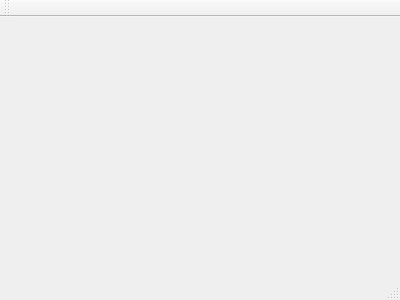
Qt form mainwindow.ui (diogo0001/geotag) before a commit.
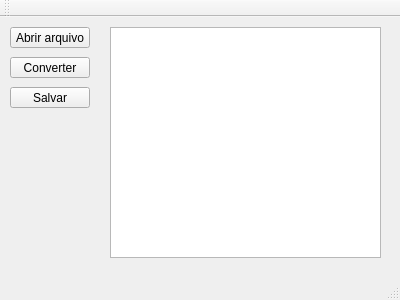
The same form after that commit.

Commit message: Created open and save file slots

```diff
--- a/mainwindow.ui
+++ b/mainwindow.ui
@@ -12,13 +12,78 @@
   <property name="windowTitle" >
    <string>MainWindow</string>
   </property>
-  <widget class="QMenuBar" name="menuBar" />
-  <widget class="QToolBar" name="mainToolBar" />
-  <widget class="QWidget" name="centralWidget" />
-  <widget class="QStatusBar" name="statusBar" />
+  <widget class="QWidget" name="centralWidget">
+   <widget class="QPushButton" name="abrir_arquivo">
+    <property name="geometry">
+     <rect>
+      <x>10</x>
+      <y>10</y>
+      <width>80</width>
+      <height>21</height>
+     </rect>
+    </property>
+    <property name="text">
+     <string>Abrir arquivo</string>
+    </property>
+   </widget>
+   <widget class="QPushButton" name="converter">
+    <property name="geometry">
+     <rect>
+      <x>10</x>
+      <y>40</y>
+      <width>80</width>
+      <height>21</height>
+     </rect>
+    </property>
+    <property name="text">
+     <string>Converter</string>
+    </property>
+   </widget>
+   <widget class="QPushButton" name="salvar">
+    <property name="geometry">
+     <rect>
+      <x>10</x>
+      <y>70</y>
+      <width>80</width>
+      <height>21</height>
+     </rect>
+    </property>
+    <property name="text">
+     <string>Salvar</string>
+    </property>
+   </widget>
+   <widget class="QPlainTextEdit" name="plainTextEdit">
+    <property name="geometry">
+     <rect>
+      <x>110</x>
+      <y>10</y>
+      <width>271</width>
+      <height>231</height>
+     </rect>
+    </property>
+   </widget>
+  </widget>
+  <widget class="QMenuBar" name="menuBar">
+   <property name="geometry">
+    <rect>
+     <x>0</x>
+     <y>0</y>
+     <width>400</width>
+     <height>20</height>
+    </rect>
+   </property>
+  </widget>
+  <widget class="QToolBar" name="mainToolBar">
+   <attribute name="toolBarArea">
+    <enum>TopToolBarArea</enum>
+   </attribute>
+   <attribute name="toolBarBreak">
+    <bool>false</bool>
+   </attribute>
+  </widget>
+  <widget class="QStatusBar" name="statusBar"/>
  </widget>
- <layoutDefault spacing="6" margin="11" />
- <pixmapfunction></pixmapfunction>
+ <layoutdefault spacing="6" margin="11"/>
  <resources/>
  <connections/>
 </ui>
```
Left out of the diff: 9 changed lines with no effect on the pictures. The commit also changes 2 other files.
